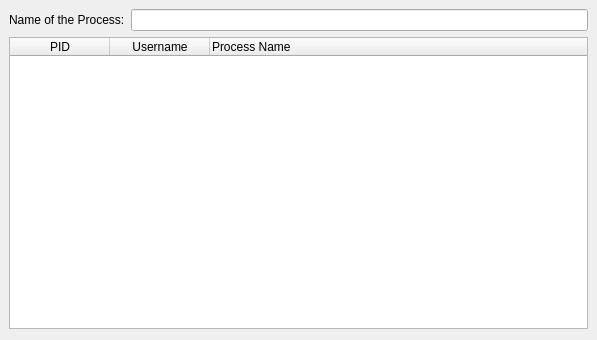
Above: selectprocess.ui from korcankaraokcu/PINCE before the change. Below: the same form after it.
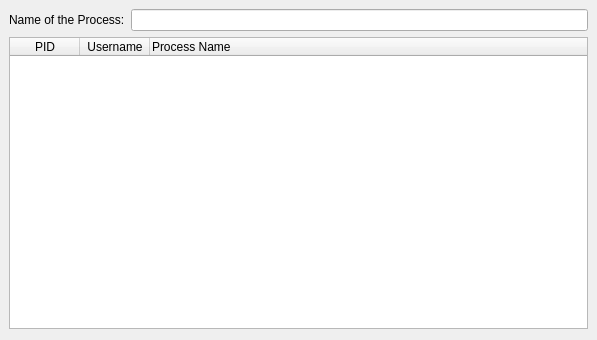
That is the form after the change.

Commit message: removed the enumeration from processtable

```diff
--- a/selectprocess.ui
+++ b/selectprocess.ui
@@ -66,9 +66,15 @@
       <property name="sortingEnabled">
        <bool>true</bool>
       </property>
+      <attribute name="horizontalHeaderDefaultSectionSize">
+       <number>70</number>
+      </attribute>
       <attribute name="horizontalHeaderStretchLastSection">
        <bool>true</bool>
       </attribute>
+      <attribute name="verticalHeaderVisible">
+       <bool>false</bool>
+      </attribute>
       <attribute name="verticalHeaderStretchLastSection">
        <bool>false</bool>
       </attribute>
```
The commit also changes 1 other file.
